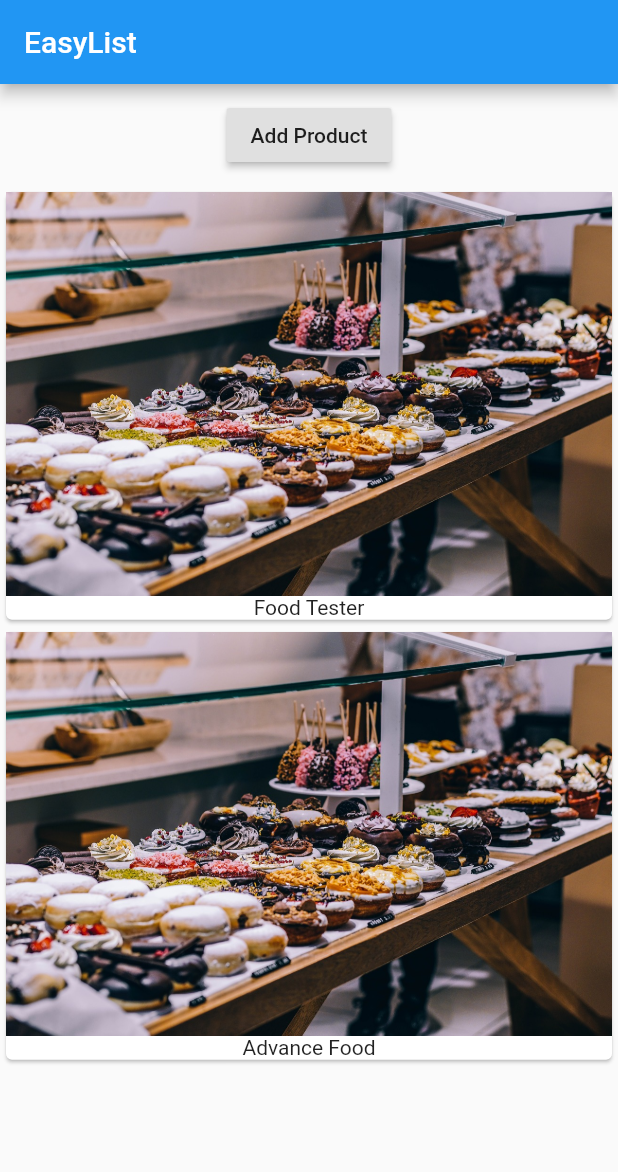
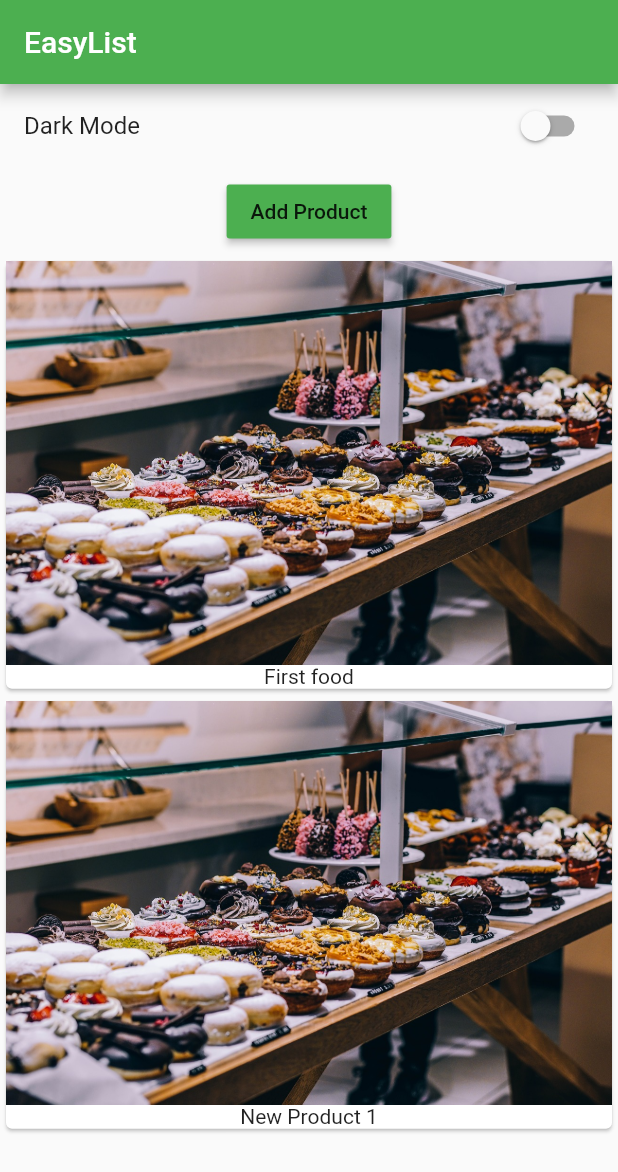
Before and after one commit to manisht92/FlutterTheFuture, a Flutter app: the screen it shows after launch, after a tap on "Add Product", on a phone screen of 412 x 824 dp. Shown: the top 1172 px of the screen. Run offline on Flutter 3.47's test engine with Material 2 defaults, Android fonts, the phone set to English and light mode, and no system bars.

Commit message:
Material Theme, ListTile, switch

```diff
--- a/flutter_academind/lib/main.dart
+++ b/flutter_academind/lib/main.dart
@@ -1,17 +1,54 @@
 import 'package:flutter/material.dart';
-import 'package:flutter_academind/product_manager.dart';
+// import 'package:flutter_academind/ui/login.dart';
+// import './products.dart';
+import './product_manager.dart';
 
 void main() => runApp(MyApp());
 
-class MyApp extends StatelessWidget {
+class MyApp extends StatefulWidget {
   @override
-  build(BuildContext context) {
+  State<StatefulWidget> createState() {
+    return MyAppState();
+  }
+}
+
+class MyAppState extends State<MyApp> {
+  bool _value = false;
+
+  @override
+  Widget build(BuildContext context) {
     return MaterialApp(
+      theme: ThemeData(
+        brightness: (!_value) ? Brightness.light : Brightness.dark,
+        primarySwatch: Colors.green,
+        accentColor: Colors.greenAccent,
+      ),
+      color: Colors.greenAccent,
+      title: "My App",
       home: Scaffold(
         appBar: AppBar(
           title: Text("EasyList"),
         ),
-        body: ProductManager(),
+        body: ListView(
+          children: <Widget>[
+            Center(
+              child: SwitchListTile(
+                // activeTrackColor: Colors.purple,
+                activeColor: Colors.white,
+                value: _value,
+                title: Text("Dark Mode"),
+                onChanged: (bool val) {
+                  setState(() {
+                    _value = val;
+                    // print("MTS");
+                    // print(val);
+                  });
+                },
+              ),
+            ),
+            ProductManager("First food"),
+          ],
+        ),
       ),
     );
   }
--- a/flutter_academind/lib/product_manager.dart
+++ b/flutter_academind/lib/product_manager.dart
@@ -1,34 +1,46 @@
 import 'package:flutter/material.dart';
-import 'package:flutter_academind/products.dart';
+import './products.dart';
 
 class ProductManager extends StatefulWidget {
+ final String startingProduct;
+
+ ProductManager(this.startingProduct);
+
   @override
-  State<StatefulWidget> createState() {
-    return _ProductManagerState();
-  }
+  State<StatefulWidget> createState() => ProductManagerState();
 }
 
-class _ProductManagerState extends State<ProductManager> {
-  List<String> _products = ["Food Tester"];
+class ProductManagerState extends State<ProductManager> {
+  List<String> _products = [];
+
+  void initState() {
+    super.initState();
+    _products.add(widget.startingProduct);
+  }
+
+  int i =1;
+
+  void _addProduct(){
+    _products.add("New Product $i");
+    i++;
+  }
 
   @override
   Widget build(BuildContext context) {
     return Column(
-      children: [
+      children: <Widget>[
         Container(
-            margin: EdgeInsets.all(10.0),
-            child: Column(
-              children: <Widget>[
-                RaisedButton(
-                  child: Text("Add Product"),
-                  onPressed: () {
-                    setState(() {
-                      _products.add("Advance Food");
-                    });
-                  },
-                )
-              ],
-            )),
+          margin: EdgeInsets.all(5.0),
+          child: RaisedButton(
+            color: Theme.of(context).primaryColor,
+            child: Text("Add Product"),
+            onPressed: () {
+              setState(() {
+                _addProduct();
+              });
+            },
+          ),
+        ),
         Products(_products)
       ],
     );
--- a/flutter_academind/lib/products.dart
+++ b/flutter_academind/lib/products.dart
@@ -2,21 +2,20 @@ import 'package:flutter/material.dart';
 
 class Products extends StatelessWidget {
   final List<String> products;
+
   Products(this.products);
 
   @override
   Widget build(BuildContext context) {
+    // TODO: implement build
     return Column(
-      children: products
-          .map((element) => Card(
-                child: Column(
-                  children: <Widget>[
-                    Image.asset("assets/food.jpg"),
-                    Text(element)
-                  ],
-                ),
-              ))
-          .toList(),
+      children: products.map((element) {
+        return Card(
+          child: Column(
+            children: <Widget>[Image.asset('assets/food.jpg'), Text(element)],
+          ),
+        );
+      }).toList(),
     );
   }
 }
--- a/flutter_academind/pubspec.yaml
+++ b/flutter_academind/pubspec.yaml
@@ -38,6 +38,7 @@ flutter:
 
   # To add assets to your application, add an assets section, like this:
   assets:
+    - images/face.png
     - assets/food.jpg
   #  - images/a_dot_ham.jpeg
 
```
Also changed, not shown: flutter_academind/lib/ui/home.dart (added, +70 -0 lines), flutter_academind/lib/ui/login.dart (added, +117 -0 lines), flutter_academind/images/face.png (added), 2 other files.
